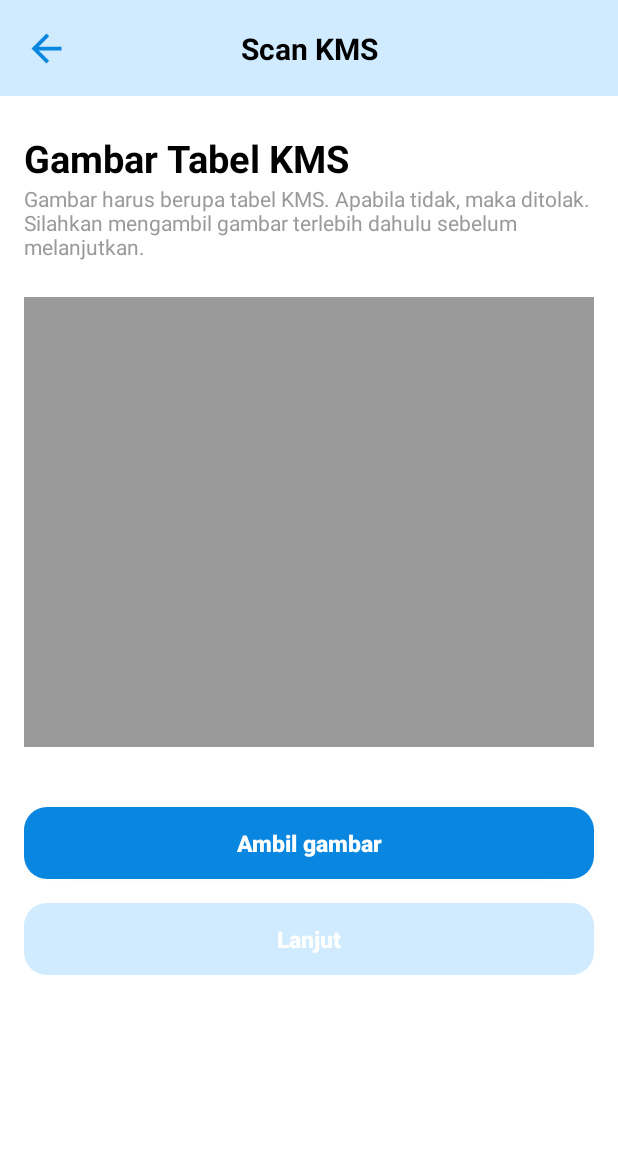
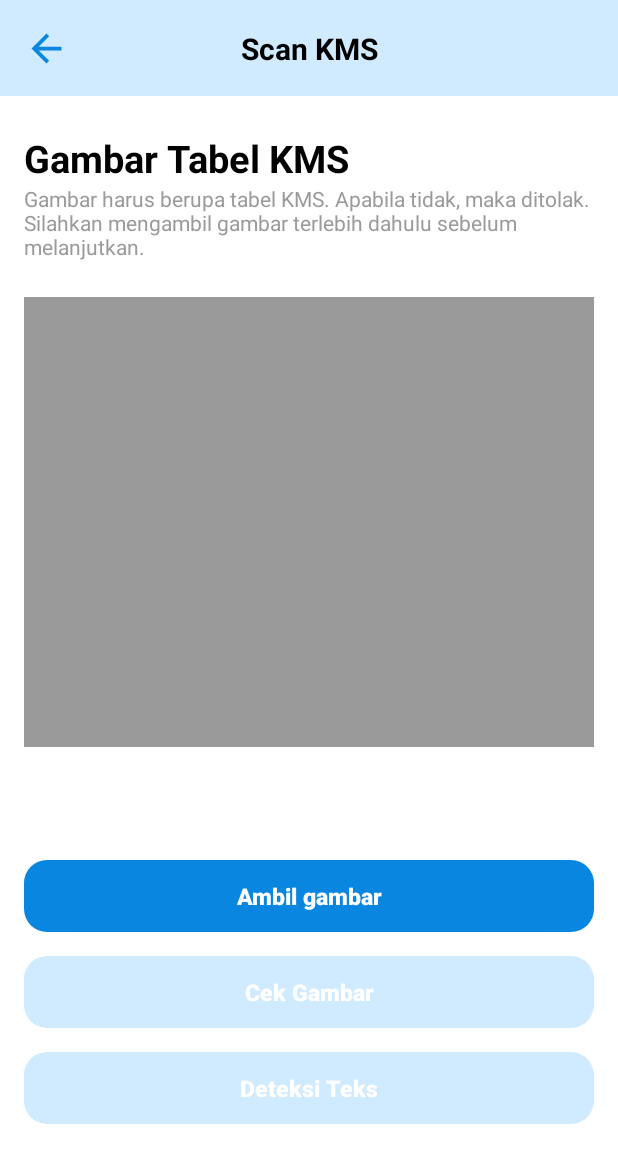
Before and after one commit to MamiSiaga/App, an Android app: the ScanKMSActivity screen opened directly, with no data from a screen before it, on a phone screen of 412 x 824 dp. Shown: the top 1163 px of the screen. Run offline under Robolectric (Android 15) with nearby library versions, the phone set to English and light mode, and no system bars; our stand-ins replace Picasso; libraries missing offline, so code that uses them is left out: com.google.mlkit.vision, com.theartofdev.edmodo; pictures from the network do not load.

Commit message:
push notification & text recognition

```diff
--- a/app/src/main/res/layout/activity_scan_kms.xml
+++ b/app/src/main/res/layout/activity_scan_kms.xml
@@ -1,10 +1,19 @@
 <?xml version="1.0" encoding="utf-8"?>
-<androidx.constraintlayout.widget.ConstraintLayout xmlns:android="http://schemas.android.com/apk/res/android"
+<ScrollView xmlns:android="http://schemas.android.com/apk/res/android"
     xmlns:app="http://schemas.android.com/apk/res-auto"
     xmlns:tools="http://schemas.android.com/tools"
     android:layout_width="match_parent"
     android:layout_height="match_parent"
     tools:context=".ui.ScanKMSActivity">
+
+    <LinearLayout
+        android:layout_width="match_parent"
+        android:layout_height="wrap_content">
+
+        <androidx.constraintlayout.widget.ConstraintLayout
+            android:layout_width="match_parent"
+            android:layout_height="wrap_content"
+            android:paddingBottom="16dp">
             <androidx.constraintlayout.widget.ConstraintLayout
                 android:id="@+id/appBar"
                 style="@style/AppBar"
@@ -68,6 +77,15 @@
                 app:layout_constraintTop_toBottomOf="@id/textview_gambar_scan_kms_deskripsi"
                 app:srcCompat="@color/gray_200" />
 
+            <TextView
+                android:id="@+id/tv_result_ocr"
+                android:layout_width="match_parent"
+                android:layout_height="wrap_content"
+                android:layout_margin="16dp"
+                app:layout_constraintTop_toBottomOf="@id/imageview_gambar"
+                app:layout_constraintStart_toStartOf="parent"
+                app:layout_constraintEnd_toEndOf="parent"/>
+
             <androidx.appcompat.widget.AppCompatButton
                 android:id="@+id/button_ambil_gambar"
                 style="@style/ButtonBlueStyle"
@@ -75,14 +93,25 @@
                 android:text="@string/ambil_gambar"
                 app:layout_constraintEnd_toEndOf="parent"
                 app:layout_constraintStart_toStartOf="parent"
-        app:layout_constraintTop_toBottomOf="@id/imageview_gambar" />
+                app:layout_constraintTop_toBottomOf="@id/tv_result_ocr" />
 
             <com.mamisiaga.customview.CustomViewButtonForm
                 android:id="@+id/button_lanjut"
                 style="@style/ButtonBlueStyle"
                 android:layout_marginTop="16dp"
-        android:text="@string/lanjut"
+                android:text="Cek Gambar"
                 app:layout_constraintEnd_toEndOf="parent"
                 app:layout_constraintStart_toStartOf="parent"
                 app:layout_constraintTop_toBottomOf="@id/button_ambil_gambar" />
+
+                <com.mamisiaga.customview.CustomViewButtonForm
+                android:id="@+id/button_text_recognition"
+                style="@style/ButtonBlueStyle"
+                android:layout_marginTop="16dp"
+                android:text="Deteksi Teks"
+                app:layout_constraintTop_toBottomOf="@id/button_lanjut"
+                app:layout_constraintStart_toStartOf="parent"
+                app:layout_constraintEnd_toEndOf="parent"/>
         </androidx.constraintlayout.widget.ConstraintLayout>
+    </LinearLayout>
+</ScrollView>
```
Also changed, not shown: app/build.gradle (+15 -2 lines), app/src/main/AndroidManifest.xml (+16 -0 lines), app/src/main/java/com/mamisiaga/PushNotificationService.kt (added, +56 -0 lines), app/src/main/java/com/mamisiaga/tools/Utils.kt (+27 -0 lines), app/src/main/java/com/mamisiaga/ui/ScanKMSActivity.kt (+72 -23 lines), build.gradle (+15 -0 lines), 1 other file. Lines whose indentation alone changed are shown as unchanged.
